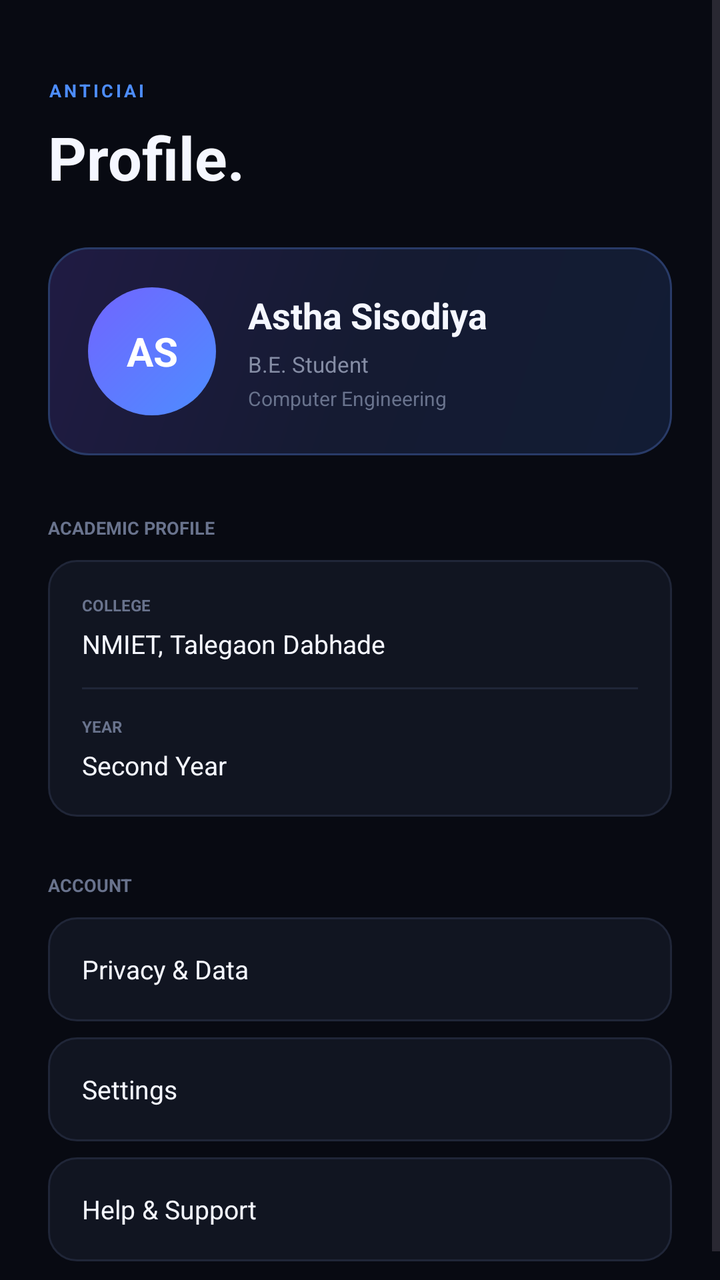
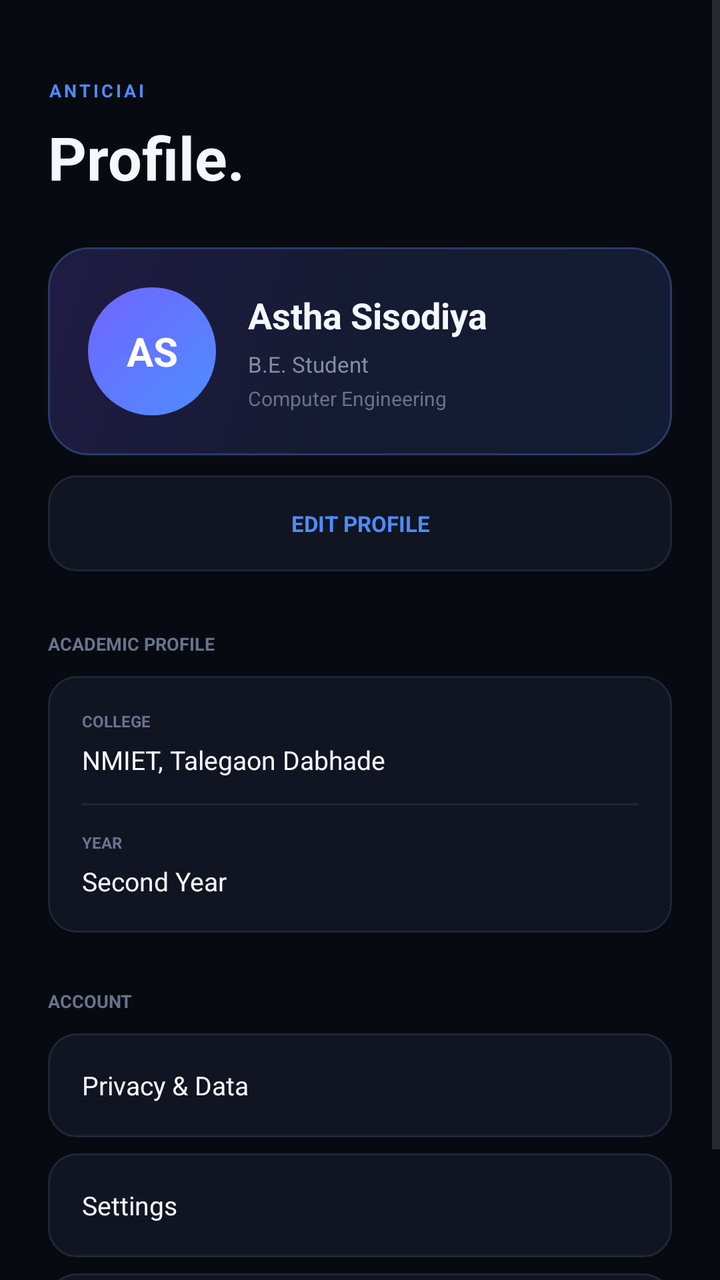

The first picture is an Android layout as it rendered before a commit; the second is the same layout after the commit. The layout source and the unified diff follow.
<!-- AndroidManifest.xml: application theme Theme.AnticiAI -->
<!-- res/layout/fragment_profile.xml -->
<?xml version="1.0" encoding="utf-8"?>
<ScrollView
    xmlns:android="http://schemas.android.com/apk/res/android"
    android:layout_width="match_parent"
    android:layout_height="match_parent"
    android:background="#080A12"
    android:fillViewport="true">

    <LinearLayout
        android:layout_width="match_parent"
        android:layout_height="wrap_content"
        android:orientation="vertical"
        android:padding="24dp">

        

        <TextView
            android:layout_width="wrap_content"
            android:layout_height="wrap_content"
            android:layout_marginTop="15dp"
            android:letterSpacing="0.15"
            android:text="ANTICIAI"
            android:textColor="#4D8DFF"
            android:textSize="9sp"
            android:textStyle="bold" />

        <TextView
            android:layout_width="wrap_content"
            android:layout_height="wrap_content"
            android:layout_marginTop="7dp"
            android:text="Profile."
            android:textColor="#F5F7FF"
            android:textSize="30sp"
            android:textStyle="bold" />


        

        <LinearLayout
            android:layout_width="match_parent"
            android:layout_height="wrap_content"
            android:layout_marginTop="25dp"
            android:background="@drawable/bg_prediction_card"
            android:gravity="center_vertical"
            android:orientation="horizontal"
            android:padding="20dp">

            <TextView
                android:layout_width="64dp"
                android:layout_height="64dp"
                android:background="@drawable/bg_profile_circle"
                android:gravity="center"
                android:text="AS"
                android:textColor="#FFFFFF"
                android:textSize="20sp"
                android:textStyle="bold" />

            <LinearLayout
                android:layout_width="0dp"
                android:layout_height="wrap_content"
                android:layout_marginStart="16dp"
                android:layout_weight="1"
                android:orientation="vertical">

                <TextView
                    android:layout_width="wrap_content"
                    android:layout_height="wrap_content"
                    android:text="Astha Sisodiya"
                    android:textColor="#F5F7FF"
                    android:textSize="18sp"
                    android:textStyle="bold" />

                <TextView
                    android:layout_width="wrap_content"
                    android:layout_height="wrap_content"
                    android:layout_marginTop="5dp"
                    android:text="B.E. Student"
                    android:textColor="#858DA5"
                    android:textSize="11sp" />

                <TextView
                    android:layout_width="wrap_content"
                    android:layout_height="wrap_content"
                    android:layout_marginTop="3dp"
                    android:text="Computer Engineering"
                    android:textColor="#69738D"
                    android:textSize="10sp" />

            </LinearLayout>

        </LinearLayout>


        

        <TextView
            android:layout_width="wrap_content"
            android:layout_height="wrap_content"
            android:layout_marginTop="30dp"
            android:text="ACADEMIC PROFILE"
            android:textColor="#69738D"
            android:textSize="9sp"
            android:textStyle="bold" />

        <LinearLayout
            android:layout_width="match_parent"
            android:layout_height="wrap_content"
            android:layout_marginTop="10dp"
            android:background="@drawable/bg_main_card"
            android:orientation="vertical"
            android:padding="17dp">

            <TextView
                android:layout_width="wrap_content"
                android:layout_height="wrap_content"
                android:text="COLLEGE"
                android:textColor="#69738D"
                android:textSize="8sp"
                android:textStyle="bold" />

            <TextView
                android:layout_width="match_parent"
                android:layout_height="wrap_content"
                android:layout_marginTop="5dp"
                android:text="NMIET, Talegaon Dabhade"
                android:textColor="#F5F7FF"
                android:textSize="13sp" />

            <View
                android:layout_width="match_parent"
                android:layout_height="1dp"
                android:layout_marginTop="13dp"
                android:background="#202638" />

            <TextView
                android:layout_width="wrap_content"
                android:layout_height="wrap_content"
                android:layout_marginTop="13dp"
                android:text="YEAR"
                android:textColor="#69738D"
                android:textSize="8sp"
                android:textStyle="bold" />

            <TextView
                android:layout_width="wrap_content"
                android:layout_height="wrap_content"
                android:layout_marginTop="5dp"
                android:text="Second Year"
                android:textColor="#F5F7FF"
                android:textSize="13sp" />

        </LinearLayout>


        

        <TextView
            android:layout_width="wrap_content"
            android:layout_height="wrap_content"
            android:layout_marginTop="28dp"
            android:text="ACCOUNT"
            android:textColor="#69738D"
            android:textSize="9sp"
            android:textStyle="bold" />

        <TextView
            android:id="@+id/btnPrivacy"
            android:layout_width="match_parent"
            android:layout_height="52dp"
            android:layout_marginTop="10dp"
            android:background="@drawable/bg_main_card"
            android:gravity="center_vertical"
            android:paddingStart="17dp"
            android:text="Privacy &amp; Data"
            android:textColor="#F5F7FF"
            android:textSize="13sp" />

        <TextView
            android:id="@+id/btnSettings"
            android:layout_width="match_parent"
            android:layout_height="52dp"
            android:layout_marginTop="8dp"
            android:background="@drawable/bg_main_card"
            android:gravity="center_vertical"
            android:paddingStart="17dp"
            android:text="Settings"
            android:textColor="#F5F7FF"
            android:textSize="13sp" />

        <TextView
            android:layout_width="match_parent"
            android:layout_height="52dp"
            android:layout_marginTop="8dp"
            android:background="@drawable/bg_main_card"
            android:gravity="center_vertical"
            android:paddingStart="17dp"
            android:text="Help &amp; Support"
            android:textColor="#F5F7FF"
            android:textSize="13sp" />

    </LinearLayout>

</ScrollView>
<!-- resources referenced by this layout -->
<resources>
  <!-- drawable bg_main_card (drawable) -->
  <?xml version="1.0" encoding="utf-8"?>
  <shape xmlns:android="http://schemas.android.com/apk/res/android">
  
      <solid android:color="#111521"/>
  
      <stroke
          android:width="1dp"
          android:color="#202638"/>
  
      <corners android:radius="14dp"/>
  
  </shape>
  <!-- drawable bg_prediction_card (drawable) -->
  <?xml version="1.0" encoding="utf-8"?>
  <shape xmlns:android="http://schemas.android.com/apk/res/android">
  
      <gradient
          android:angle="135"
          android:startColor="#121C34"
          android:centerColor="#151B32"
          android:endColor="#201B43"/>
  
      <stroke
          android:width="1dp"
          android:color="#293B68"/>
  
      <corners android:radius="20dp"/>
  
  </shape>
  <!-- drawable bg_profile_circle (drawable) -->
  <?xml version="1.0" encoding="utf-8"?>
  <shape xmlns:android="http://schemas.android.com/apk/res/android"
      android:shape="oval">
  
      <gradient
          android:angle="135"
          android:startColor="#4D8DFF"
          android:endColor="#7165FF"/>
  
  </shape>
  <style name="Theme.AnticiAI" parent="Base.Theme.AnticiAI" />
  <style name="Base.Theme.AnticiAI" parent="Theme.Material3.DayNight.NoActionBar">
          
          
      </style>
</resources>

<!-- the commit's change to res/layout/fragment_profile.xml (unified diff, before → after) -->
@@ -10,7 +10,8 @@
         android:layout_width="match_parent"
         android:layout_height="wrap_content"
         android:orientation="vertical"
-        android:padding="24dp">
+        android:padding="24dp"
+        android:paddingBottom="110dp">
 
         
 
@@ -44,6 +45,8 @@
             android:gravity="center_vertical"
             android:orientation="horizontal"
             android:padding="20dp">
+
+            
 
             <TextView
                 android:layout_width="64dp"
@@ -55,6 +58,8 @@
                 android:textSize="20sp"
                 android:textStyle="bold" />
 
+            
+
             <LinearLayout
                 android:layout_width="0dp"
                 android:layout_height="wrap_content"
@@ -94,6 +99,23 @@
         
 
         <TextView
+            android:id="@+id/btnEditProfile"
+            android:layout_width="match_parent"
+            android:layout_height="48dp"
+            android:layout_marginTop="10dp"
+            android:background="@drawable/bg_main_card"
+            android:clickable="true"
+            android:focusable="true"
+            android:gravity="center"
+            android:text="EDIT PROFILE"
+            android:textColor="#4D8DFF"
+            android:textSize="11sp"
+            android:textStyle="bold" />
+
+
+        
+
+        <TextView
             android:layout_width="wrap_content"
             android:layout_height="wrap_content"
             android:layout_marginTop="30dp"
@@ -109,6 +131,8 @@
             android:background="@drawable/bg_main_card"
             android:orientation="vertical"
             android:padding="17dp">
+
+            
 
             <TextView
                 android:layout_width="wrap_content"
@@ -132,6 +156,8 @@
                 android:layout_marginTop="13dp"
                 android:background="#202638" />
 
+            
+
             <TextView
                 android:layout_width="wrap_content"
                 android:layout_height="wrap_content"
@@ -163,35 +189,51 @@
             android:textSize="9sp"
             android:textStyle="bold" />
 
+
+        
+
         <TextView
             android:id="@+id/btnPrivacy"
             android:layout_width="match_parent"
             android:layout_height="52dp"
             android:layout_marginTop="10dp"
             android:background="@drawable/bg_main_card"
+            android:clickable="true"
+            android:focusable="true"
             android:gravity="center_vertical"
             android:paddingStart="17dp"
             android:text="Privacy &amp; Data"
             android:textColor="#F5F7FF"
             android:textSize="13sp" />
 
+
+        
+
         <TextView
             android:id="@+id/btnSettings"
             android:layout_width="match_parent"
             android:layout_height="52dp"
             android:layout_marginTop="8dp"
             android:background="@drawable/bg_main_card"
+            android:clickable="true"
+            android:focusable="true"
             android:gravity="center_vertical"
             android:paddingStart="17dp"
             android:text="Settings"
             android:textColor="#F5F7FF"
             android:textSize="13sp" />
 
-        <TextView
+
+        
+
+        <TextView
+            android:id="@+id/btnHelpSupport"
             android:layout_width="match_parent"
             android:layout_height="52dp"
             android:layout_marginTop="8dp"
             android:background="@drawable/bg_main_card"
+            android:clickable="true"
+            android:focusable="true"
             android:gravity="center_vertical"
             android:paddingStart="17dp"
             android:text="Help &amp; Support"
